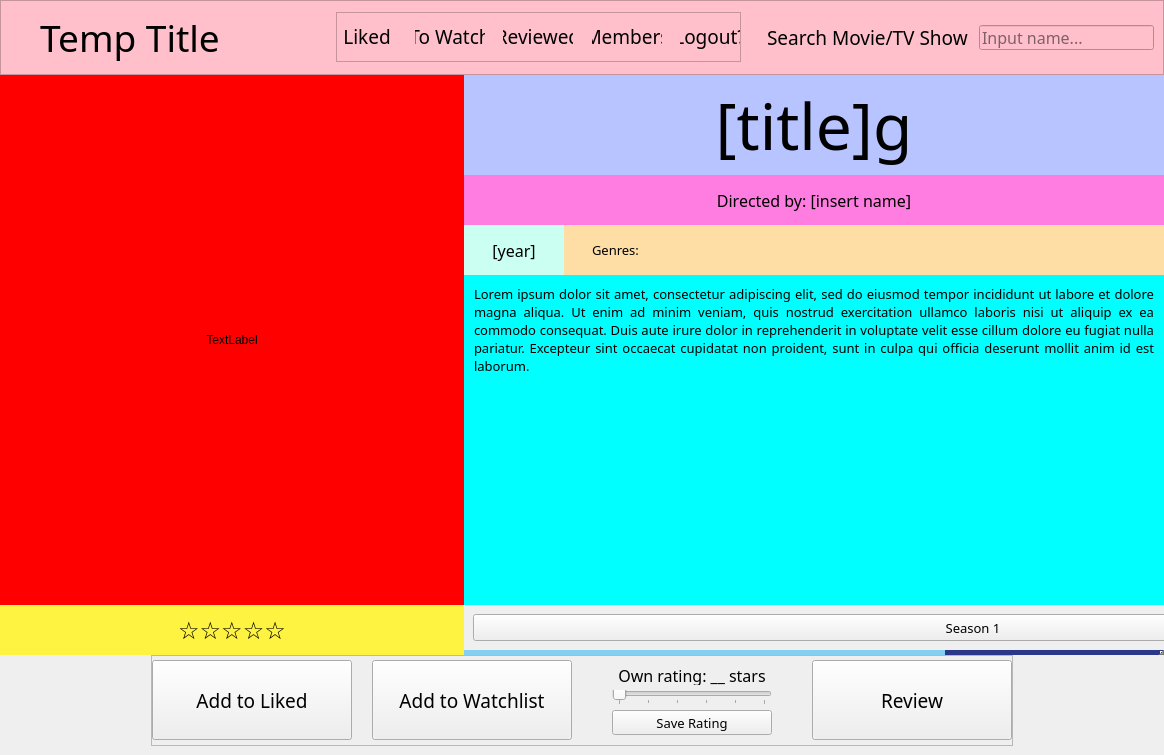
Old version of the form ui/application-window.ui in the repository xbryan25/movie-tvshow-review-app.
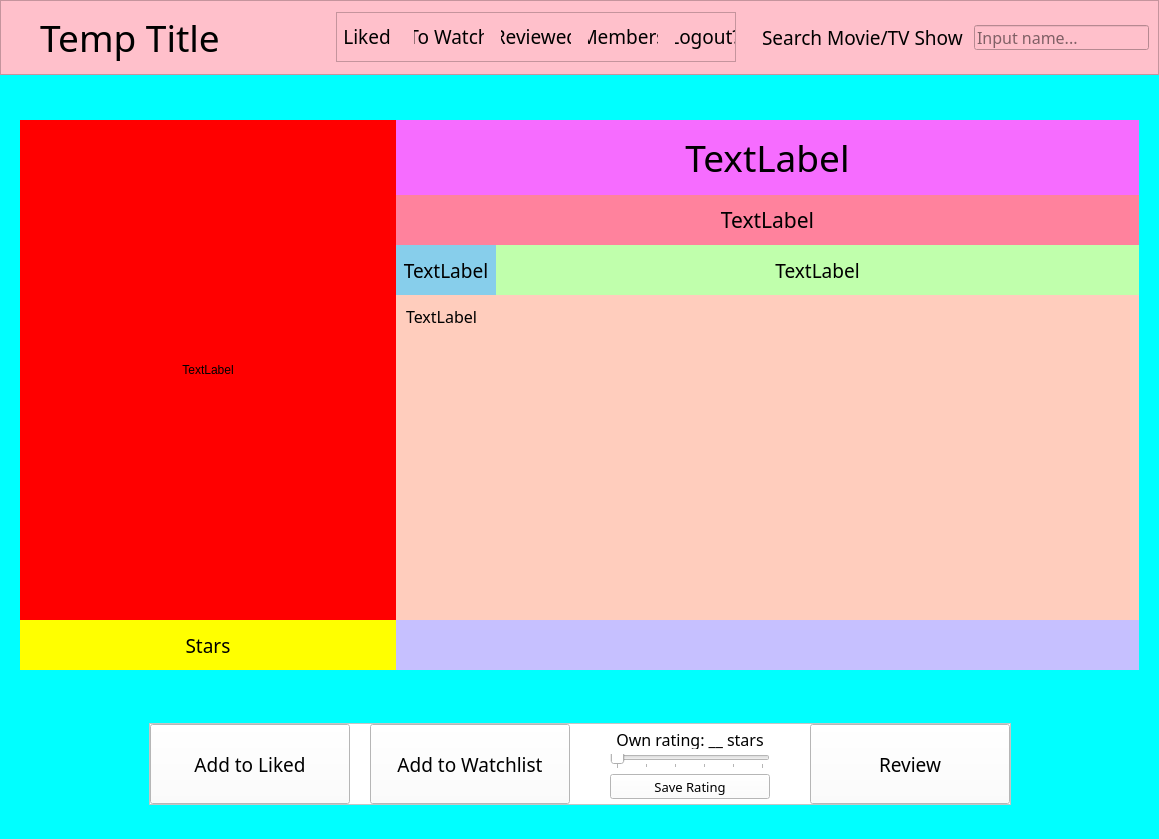
New version of the form. The open tabs and pages were chosen to show the change.

Commit message: Edit about_specific_media_page layout, the poster's dimensions now stay fixed

What changed in the file:
```diff
--- a/ui/application-window.ui
+++ b/ui/application-window.ui
@@ -6,8 +6,8 @@
    <rect>
     <x>0</x>
     <y>0</y>
-    <width>1164</width>
-    <height>755</height>
+    <width>1149</width>
+    <height>839</height>
    </rect>
   </property>
   <property name="minimumSize">
@@ -33,10 +33,7 @@
     <property name="bottomMargin">
      <number>0</number>
     </property>
-    <property name="spacing">
-     <number>0</number>
-    </property>
-    <item row="0" column="2">
+    <item>
      <widget class="QStackedWidget" name="page_stacked_widget">
       <property name="currentIndex">
        <number>0</number>
@@ -608,7 +605,7 @@
             <widget class="QFrame" name="buttons_frame">
              <property name="minimumSize">
               <size>
-               <width>0</width>
+               <width>400</width>
                <height>50</height>
               </size>
              </property>
@@ -2390,33 +2387,26 @@
            </layout>
           </widget>
           <widget class="QWidget" name="about_specific_media_subpage">
+           <property name="styleSheet">
+            <string notr="true">background-color: cyan;</string>
+           </property>
            <layout class="QGridLayout" name="gridLayout_3">
             <property name="leftMargin">
-             <number>0</number>
+             <number>20</number>
             </property>
             <property name="topMargin">
              <number>0</number>
             </property>
             <property name="rightMargin">
-             <number>0</number>
+             <number>20</number>
             </property>
-            <property name="spacing">
+            <property name="horizontalSpacing">
              <number>0</number>
             </property>
-            <item row="1" column="0">
-             <spacer name="hs_13">
-              <property name="orientation">
-               <enum>Qt::Horizontal</enum>
-              </property>
-              <property name="sizeHint" stdset="0">
-               <size>
-                <width>40</width>
-                <height>20</height>
-               </size>
-              </property>
-             </spacer>
-            </item>
-            <item row="1" column="1">
+            <property name="verticalSpacing">
+             <number>9</number>
+            </property>
+            <item row="5" column="1">
              <widget class="QFrame" name="input_frame">
               <property name="minimumSize">
                <size>
@@ -2430,6 +2420,9 @@
                 <height>150</height>
                </size>
               </property>
+              <property name="styleSheet">
+               <string notr="true">background-color: white;</string>
+              </property>
               <property name="frameShape">
                <enum>QFrame::StyledPanel</enum>
               </property>
@@ -2724,7 +2717,36 @@
               </layout>
              </widget>
             </item>
-            <item row="1" column="2">
+            <item row="6" column="1">
+             <spacer name="verticalSpacer_2">
+              <property name="orientation">
+               <enum>Qt::Vertical</enum>
+              </property>
+              <property name="sizeType">
+               <enum>QSizePolicy::Expanding</enum>
+              </property>
+              <property name="sizeHint" stdset="0">
+               <size>
+                <width>20</width>
+                <height>20</height>
+               </size>
+              </property>
+             </spacer>
+            </item>
+            <item row="5" column="0">
+             <spacer name="hs_13">
+              <property name="orientation">
+               <enum>Qt::Horizontal</enum>
+              </property>
+              <property name="sizeHint" stdset="0">
+               <size>
+                <width>40</width>
+                <height>20</height>
+               </size>
+              </property>
+             </spacer>
+            </item>
+            <item row="5" column="2">
              <spacer name="hs_14">
               <property name="orientation">
                <enum>Qt::Horizontal</enum>
@@ -2737,8 +2759,14 @@
               </property>
              </spacer>
             </item>
-            <item row="0" column="0" colspan="3">
+            <item row="2" column="0" colspan="3">
              <widget class="QWidget" name="display_info_widget" native="true">
+              <property name="sizePolicy">
+               <sizepolicy hsizetype="Expanding" vsizetype="Expanding">
+                <horstretch>0</horstretch>
+                <verstretch>0</verstretch>
+               </sizepolicy>
+              </property>
               <property name="minimumSize">
                <size>
                 <width>0</width>
@@ -2748,7 +2776,7 @@
               <property name="maximumSize">
                <size>
                 <width>16777215</width>
-                <height>580</height>
+                <height>16777215</height>
                </size>
               </property>
               <property name="styleSheet">
@@ -2770,31 +2798,124 @@
                <property name="spacing">
                 <number>0</number>
                </property>
-               <item row="0" column="0" rowspan="5">
+               <item row="2" column="1" colspan="3">
+                <widget class="QLabel" name="director_label">
+                 <property name="minimumSize">
+                  <size>
+                   <width>0</width>
+                   <height>50</height>
+                  </size>
+                 </property>
+                 <property name="maximumSize">
+                  <size>
+                   <width>16777215</width>
+                   <height>50</height>
+                  </size>
+                 </property>
+                 <property name="font">
+                  <font>
+                   <family>Oswald</family>
+                   <pointsize>16</pointsize>
+                  </font>
+                 </property>
+                 <property name="styleSheet">
+                  <string notr="true">
+background-color: rgb(255, 130, 157);</string>
+                 </property>
+                 <property name="text">
+                  <string>TextLabel</string>
+                 </property>
+                 <property name="alignment">
+                  <set>Qt::AlignCenter</set>
+                 </property>
+                </widget>
+               </item>
+               <item row="3" column="1">
+                <widget class="QLabel" name="year_label">
+                 <property name="minimumSize">
+                  <size>
+                   <width>100</width>
+                   <height>50</height>
+                  </size>
+                 </property>
+                 <property name="maximumSize">
+                  <size>
+                   <width>100</width>
+                   <height>50</height>
+                  </size>
+                 </property>
+                 <property name="font">
+                  <font>
+                   <family>Oswald</family>
+                   <pointsize>14</pointsize>
+                  </font>
+                 </property>
+                 <property name="styleSheet">
+                  <string notr="true">background-color: skyblue;</string>
+                 </property>
+                 <property name="text">
+                  <string>TextLabel</string>
+                 </property>
+                 <property name="alignment">
+                  <set>Qt::AlignCenter</set>
+                 </property>
+                </widget>
+               </item>
+               <item row="3" column="2" colspan="2">
+                <widget class="QLabel" name="genres_label">
+                 <property name="minimumSize">
+                  <size>
+                   <width>0</width>
+                   <height>50</height>
+                  </size>
+                 </property>
+                 <property name="maximumSize">
+                  <size>
+                   <width>16777215</width>
+                   <height>50</height>
+                  </size>
+                 </property>
+                 <property name="font">
+                  <font>
+                   <family>Oswald</family>
+                   <pointsize>14</pointsize>
+                  </font>
+                 </property>
+                 <property name="styleSheet">
+                  <string notr="true">background-color: rgb(192, 255, 172);</string>
+                 </property>
+                 <property name="text">
+                  <string>TextLabel</string>
+                 </property>
+                 <property name="alignment">
+                  <set>Qt::AlignCenter</set>
+                 </property>
+                </widget>
+               </item>
+               <item row="1" column="0" rowspan="4">
                 <widget class="QLabel" name="poster_label">
-                 <property name="enabled">
-                  <bool>true</bool>
-                 </property>
                  <property name="sizePolicy">
-                  <sizepolicy hsizetype="Preferred" vsizetype="Preferred">
+                  <sizepolicy hsizetype="Fixed" vsizetype="Preferred">
                    <horstretch>0</horstretch>
                    <verstretch>0</verstretch>
                   </sizepolicy>
                  </property>
                  <property name="minimumSize">
                   <size>
-                   <width>415</width>
-                   <height>530</height>
+                   <width>376</width>
+                   <height>500</height>
                   </size>
                  </property>
                  <property name="maximumSize">
                   <size>
-                   <width>16777215</width>
-                   <height>16777215</height>
+                   <width>376</width>
+                   <height>500</height>
                   </size>
                  </property>
                  <property name="styleSheet">
-                  <string notr="true">background-color: red;</string>
+                  <string notr="true">background-color:red;
+
+border: none;</string>
                  </property>
                  <property name="text">
                   <string>TextLabel</string>
@@ -2804,164 +2925,7 @@
                  </property>
                 </widget>
                </item>
-               <item row="0" column="1" colspan="2">
-                <widget class="QLabel" name="media_title_label">
-                 <property name="minimumSize">
-                  <size>
-                   <width>0</width>
-                   <height>100</height>
-                  </size>
-                 </property>
-                 <property name="maximumSize">
-                  <size>
-                   <width>16777215</width>
-                   <height>100</height>
-                  </size>
-                 </property>
-                 <property name="font">
-                  <font>
-                   <family>Oswald</family>
-                   <pointsize>48</pointsize>
-                  </font>
-                 </property>
-                 <property name="styleSheet">
-                  <string notr="true">background-color: rgb(183, 196, 255)</string>
-                 </property>
-                 <property name="text">
-                  <string>[title]g</string>
-                 </property>
-                 <property name="textFormat">
-                  <enum>Qt::PlainText</enum>
-                 </property>
-                 <property name="alignment">
-                  <set>Qt::AlignCenter</set>
-                 </property>
-                 <property name="margin">
-                  <number>0</number>
-                 </property>
-                 <property name="indent">
-                  <number>-1</number>
-                 </property>
-                </widget>
-               </item>
-               <item row="1" column="1" colspan="2">
-                <widget class="QLabel" name="director_label">
-                 <property name="maximumSize">
-                  <size>
-                   <width>16777215</width>
-                   <height>50</height>
-                  </size>
-                 </property>
-                 <property name="font">
-                  <font>
-                   <family>Oswald</family>
-                   <pointsize>12</pointsize>
-                  </font>
-                 </property>
-                 <property name="styleSheet">
-                  <string notr="true">background-color: rgb(255, 124, 225)</string>
-                 </property>
-                 <property name="text">
-                  <string>Directed by: [insert name]</string>
-                 </property>
-                 <property name="alignment">
-                  <set>Qt::AlignCenter</set>
-                 </property>
-                </widget>
-               </item>
-               <item row="2" column="1">
-                <widget class="QLabel" name="year_label">
-                 <property name="minimumSize">
-                  <size>
-                   <width>100</width>
-                   <height>0</height>
-                  </size>
-                 </property>
-                 <property name="maximumSize">
-                  <size>
-                   <width>100</width>
-                   <height>16777215</height>
-                  </size>
-                 </property>
-                 <property name="font">
-                  <font>
-                   <family>Oswald</family>
-                   <pointsize>12</pointsize>
-                  </font>
-                 </property>
-                 <property name="styleSheet">
-                  <string notr="true">background-color: rgb(203, 255, 242)</string>
-                 </property>
-                 <property name="text">
-                  <string>[year]</string>
-                 </property>
-                 <property name="alignment">
-                  <set>Qt::AlignCenter</set>
-                 </property>
-                </widget>
-               </item>
-               <item row="2" column="2">
-                <widget class="QLabel" name="genres_label">
-                 <property name="maximumSize">
-                  <size>
-                   <width>16777215</width>
-                   <height>50</height>
-                  </size>
-                 </property>
-                 <property name="font">
-                  <font>
-                   <family>Oswald</family>
-                   <pointsize>10</pointsize>
-                  </font>
-                 </property>
-                 <property name="styleSheet">
-                  <string notr="true">background-color: rgb(255, 222, 165)</string>
-                 </property>
-                 <property name="text">
-                  <string>Genres: </string>
-                 </property>
-                 <property name="margin">
-                  <number>0</number>
-                 </property>
-                 <property name="indent">
-                  <number>28</number>
-                 </property>
-                </widget>
-               </item>
-               <item row="5" column="0">
-                <widget class="QLabel" name="general_stars_label">
-                 <property name="minimumSize">
-                  <size>
-                   <width>0</width>
-                   <height>50</height>
-                  </size>
-                 </property>
-                 <property name="maximumSize">
-                  <size>
-                   <width>16777215</width>
-                   <height>50</height>
-                  </size>
-                 </property>
-                 <property name="font">
-                  <font>
-                   <family>Oswald</family>
-                   <pointsize>18</pointsize>
-                   <weight>75</weight>
-                   <bold>true</bold>
-                  </font>
-                 </property>
-                 <property name="styleSheet">
-                  <string notr="true">background-color: rgb(255, 243, 65)</string>
-                 </property>
-                 <property name="text">
-                  <string>☆☆☆☆☆</string>
-                 </property>
-                 <property name="alignment">
-                  <set>Qt::AlignCenter</set>
-                 </property>
-                </widget>
-               </item>
-               <item row="5" column="1" colspan="2">
+               <item row="5" column="1" colspan="3">
                 <widget class="QScrollArea" name="season_buttons_scroll_area">
                  <property name="minimumSize">
                   <size>
@@ -2976,7 +2940,11 @@
                   </size>
                  </property>
                  <property name="styleSheet">
-                  <string notr="true">
+                  <string notr="true">QWidget{
+	background-color: rgb(198, 192, 255);
+}
+
+
 QScrollBar:horizontal{
 	border: none;
 	background-color: rgb(43, 56, 138);
@@ -3001,11 +2969,18 @@
 	background-color: rgb(120, 170, 190);
 }
 
+
 </string>
                  </property>
                  <property name="frameShape">
                   <enum>QFrame::NoFrame</enum>
                  </property>
+                 <property name="verticalScrollBarPolicy">
+                  <enum>Qt::ScrollBarAlwaysOff</enum>
+                 </property>
+                 <property name="horizontalScrollBarPolicy">
+                  <enum>Qt::ScrollBarAsNeeded</enum>
+                 </property>
                  <property name="widgetResizable">
                   <bool>true</bool>
                  </property>
@@ -3014,69 +2989,65 @@
                    <rect>
                     <x>0</x>
                     <y>0</y>
-                    <width>1018</width>
-                    <height>45</height>
+                    <width>733</width>
+                    <height>50</height>
                    </rect>
                   </property>
-                  <layout class="QGridLayout" name="seasons_buttons_grid_layout">
-                   <item row="0" column="0">
-                    <widget class="QPushButton" name="temp_button">
-                     <property name="minimumSize">
-                      <size>
-                       <width>1000</width>
-                       <height>0</height>
-                      </size>
-                     </property>
-                     <property name="maximumSize">
-                      <size>
-                       <width>5000</width>
-                       <height>27</height>
-                      </size>
-                     </property>
-                     <property name="font">
-                      <font>
-                       <family>Oswald</family>
-                       <pointsize>10</pointsize>
-                      </font>
-                     </property>
-                     <property name="cursor">
-                      <cursorShape>PointingHandCursor</cursorShape>
-                     </property>
-                     <property name="text">
-                      <string>Season 1</string>
-                     </property>
-                    </widget>
-                   </item>
-                  </layout>
+                  <layout class="QGridLayout" name="seasons_buttons_grid_layout"/>
                  </widget>
                 </widget>
                </item>
-               <item row="3" column="1" rowspan="2" colspan="2">
+               <item row="1" column="1" colspan="3">
+                <widget class="QLabel" name="media_title_label">
+                 <property name="minimumSize">
+                  <size>
+                   <width>0</width>
+                   <height>75</height>
+                  </size>
+                 </property>
+                 <property name="maximumSize">
+                  <size>
+                   <width>16777215</width>
+                   <height>75</height>
+                  </size>
+                 </property>
+                 <property name="font">
+                  <font>
+                   <family>Oswald</family>
+                   <pointsize>28</pointsize>
+                  </font>
+                 </property>
+                 <property name="styleSheet">
+                  <string notr="true">background-color: rgb(246, 108, 255);</string>
+                 </property>
+                 <property name="text">
+                  <string>TextLabel</string>
+                 </property>
+                 <property name="alignment">
+                  <set>Qt::AlignCenter</set>
+                 </property>
+                </widget>
+               </item>
+               <item row="4" column="1" colspan="3">
                 <widget class="QLabel" name="synopsis_label">
                  <property name="minimumSize">
                   <size>
-                   <width>700</width>
+                   <width>0</width>
                    <height>0</height>
                   </size>
                  </property>
-                 <property name="maximumSize">
-                  <size>
-                   <width>16777215</width>
-                   <height>16777215</height>
-                  </size>
-                 </property>
                  <property name="font">
                   <font>
                    <family>Oswald</family>
-                   <pointsize>10</pointsize>
+                   <pointsize>12</pointsize>
                   </font>
                  </property>
                  <property name="styleSheet">
-                  <string notr="true">background-color: cyan;
+                  <string notr="true">background-color: rgb(255, 205, 189);
 padding: 10px;</string>
                  </property>
                  <property name="text">
-                  <string>Lorem ipsum dolor sit amet, consectetur adipiscing elit, sed do eiusmod tempor incididunt ut labore et dolore magna aliqua. Ut enim ad minim veniam, quis nostrud exercitation ullamco laboris nisi ut aliquip ex ea commodo consequat. Duis aute irure dolor in reprehenderit in voluptate velit esse cillum dolore eu fugiat nulla pariatur. Excepteur sint occaecat cupidatat non proident, sunt in culpa qui officia deserunt mollit anim id est laborum.</string>
+                  <string>TextLabel</string>
                  </property>
                  <property name="alignment">
                   <set>Qt::AlignJustify|Qt::AlignTop</set>
@@ -3090,14 +3061,119 @@
                  <property name="indent">
                   <number>0</number>
                  </property>
-                 <property name="textInteractionFlags">
-                  <set>Qt::LinksAccessibleByMouse</set>
+                </widget>
+               </item>
+               <item row="5" column="0">
+                <widget class="QLabel" name="general_stars_label">
+                 <property name="minimumSize">
+                  <size>
+                   <width>0</width>
+                   <height>50</height>
+                  </size>
+                 </property>
+                 <property name="maximumSize">
+                  <size>
+                   <width>16777215</width>
+                   <height>50</height>
+                  </size>
+                 </property>
+                 <property name="font">
+                  <font>
+                   <family>Oswald</family>
+                   <pointsize>14</pointsize>
+                  </font>
+                 </property>
+                 <property name="styleSheet">
+                  <string notr="true">background-color: yellow;</string>
+                 </property>
+                 <property name="text">
+                  <string>Stars</string>
+                 </property>
+                 <property name="alignment">
+                  <set>Qt::AlignCenter</set>
                  </property>
                 </widget>
                </item>
               </layout>
              </widget>
             </item>
+            <item row="3" column="1">
+             <spacer name="verticalSpacer">
+              <property name="orientation">
+               <enum>Qt::Vertical</enum>
+              </property>
+              <property name="sizeType">
+               <enum>QSizePolicy::Maximum</enum>
+              </property>
+              <property name="sizeHint" stdset="0">
+               <size>
+                <width>20</width>
+                <height>40</height>
+               </size>
+              </property>
+             </spacer>
+            </item>
+            <item row="0" column="0">
+             <spacer name="verticalSpacer_3">
+              <property name="orientation">
+               <enum>Qt::Vertical</enum>
+              </property>
+              <property name="sizeHint" stdset="0">
+               <size>
+                <width>20</width>
+                <height>40</height>
+               </size>
+              </property>
+             </spacer>
+            </item>
+            <item row="7" column="1">
+             <spacer name="verticalSpacer_6">
+              <property name="orientation">
+               <enum>Qt::Vertical</enum>
+              </property>
+              <property name="sizeType">
+               <enum>QSizePolicy::Fixed</enum>
+              </property>
+              <property name="sizeHint" stdset="0">
+               <size>
+                <width>20</width>
+                <height>20</height>
+               </size>
+              </property>
+             </spacer>
+            </item>
+            <item row="4" column="1">
+             <spacer name="verticalSpacer_5">
+              <property name="orientation">
+               <enum>Qt::Vertical</enum>
+              </property>
+              <property name="sizeType">
+               <enum>QSizePolicy::Fixed</enum>
+              </property>
+              <property name="sizeHint" stdset="0">
+               <size>
+                <width>20</width>
+                <height>20</height>
+               </size>
+              </property>
+             </spacer>
+            </item>
+            <item row="1" column="0">
+             <spacer name="verticalSpacer_4">
+              <property name="orientation">
+               <enum>Qt::Vertical</enum>
+              </property>
+              <property name="sizeType">
+               <enum>QSizePolicy::Fixed</enum>
+              </property>
+              <property name="sizeHint" stdset="0">
+               <size>
+                <width>20</width>
+                <height>20</height>
+               </size>
+              </property>
+             </spacer>
+            </item>
            </layout>
           </widget>
          </widget>
```
Left out of the diff: 263 changed lines with no effect on the pictures. The commit also changes 2 other files.
